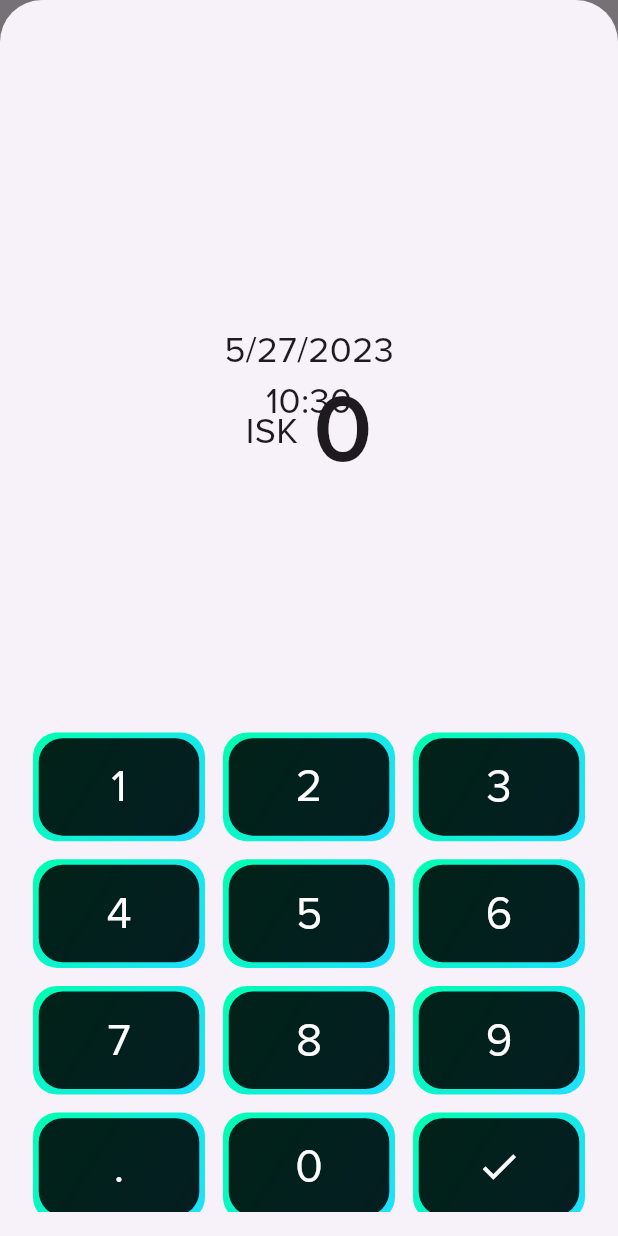
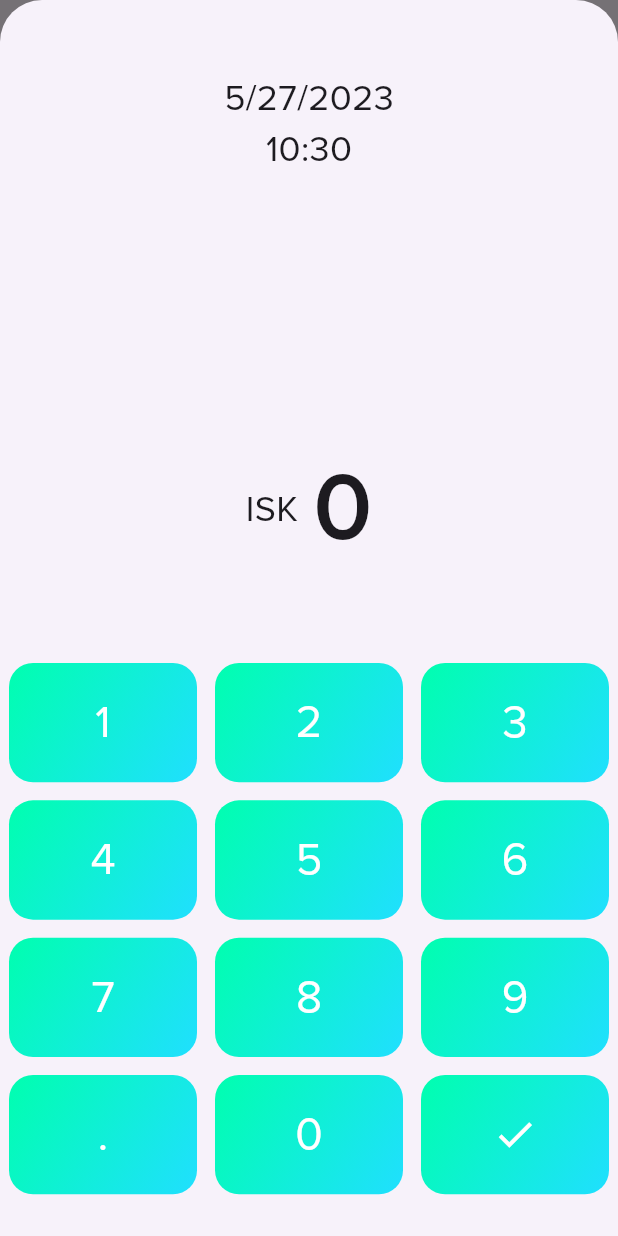
Before and after one commit to c-abbott/big_spender, a Flutter app: the screen it shows after launch, after a tap on the "add" icon, on a phone screen of 412 x 824 dp. Run offline on Flutter 3.47's test engine with Material 2 defaults, Android fonts, the phone set to English and light mode, and no system bars.

Commit message:
Fucked it, lets stick get better before trying out this stuff

```diff
--- a/lib/widgets/new_expense.dart
+++ b/lib/widgets/new_expense.dart
@@ -16,12 +16,9 @@ class _NewExpenseState extends State<NewExpense> {
           .size
           .height, // set height to full screen height
       child: const Padding(
-        padding: EdgeInsets.all(16),
+        padding: EdgeInsets.only(top: 48),
         child: Column(
           children: [
-            SizedBox(
-              height: 200,
-            ),
             Expanded(child: NumPad()),
           ],
         ),
--- a/lib/widgets/num_pad.dart
+++ b/lib/widgets/num_pad.dart
@@ -86,23 +86,17 @@ class _NumPadState extends State<NumPad> {
   }
 
   Widget _dateTimePickerButton() {
-    return Align(
-      alignment: const Alignment(0.0, -1.0),
-      child: Column(
+    return Column(
       children: <Widget>[
         _dateButton(),
         _timeButton(),
       ],
-      ),
     );
   }
 
   Widget _numButton(String? value, {void Function()? onTap, IconData? icon}) {
     return GestureDetector(
-      onTap: onTap ??
-          () {
-            _append(value!);
-          },
+      onTap: onTap ?? () => _append(value!),
       child: Container(
         margin: const EdgeInsets.all(6.0),
         decoration: BoxDecoration(
@@ -117,14 +111,6 @@ class _NumPadState extends State<NumPad> {
           borderRadius: BorderRadius.circular(16),
         ),
         child: Center(
-          child: Container(
-            height: 65, // size of the button
-            width: 107, // size of the button
-            decoration: BoxDecoration(
-              color: Colors.black87, // fill color
-              borderRadius: BorderRadius.circular(16),
-            ),
-            alignment: Alignment.center,
           child: icon == null
               ? Text(
                   value!,
@@ -136,16 +122,21 @@ class _NumPadState extends State<NumPad> {
               : Icon(icon, size: 30, color: Colors.white),
         ),
       ),
-      ),
     );
   }
 
   @override
   Widget build(BuildContext context) {
-    return Stack(
+    return Column(
       children: <Widget>[
-        Align(
-          alignment: const Alignment(0, -0.9),
+        Flexible(
+          flex: 1,
+          child: _dateTimePickerButton(),
+        ),
+        Flexible(
+          flex: 1,
+          child: Align(
+            alignment: Alignment.center,
             child: Row(
               mainAxisAlignment: MainAxisAlignment.center,
               children: <Widget>[
@@ -164,14 +155,9 @@ class _NumPadState extends State<NumPad> {
                       fontFamily: 'ProximaNova',
                       fontWeight: FontWeight.w600),
                 ),
-            ],
-          ),
-        ),
-        _dateTimePickerButton(),
                 if (_output != "0")
-          Align(
-            alignment: const Alignment(1, -0.83),
-            child: Container(
+                  Container(
+                    alignment: Alignment.centerRight,
                     margin: const EdgeInsets.all(4.0),
                     width: 40, // change as needed
                     height: 40, // change as needed
@@ -189,11 +175,12 @@ class _NumPadState extends State<NumPad> {
                       ),
                     ),
                   ),
+              ],
             ),
-        Align(
-          alignment: Alignment.bottomCenter,
-          child: FractionallySizedBox(
-            heightFactor: 0.55,
+          ),
+        ),
+        Flexible(
+          flex: 2,
           child: GridView.count(
             crossAxisCount: 3,
             childAspectRatio: 3 / 2,
@@ -205,7 +192,6 @@ class _NumPadState extends State<NumPad> {
             ],
           ),
         ),
-        ),
       ],
     );
   }
```
Lines whose indentation alone changed are shown as unchanged.
